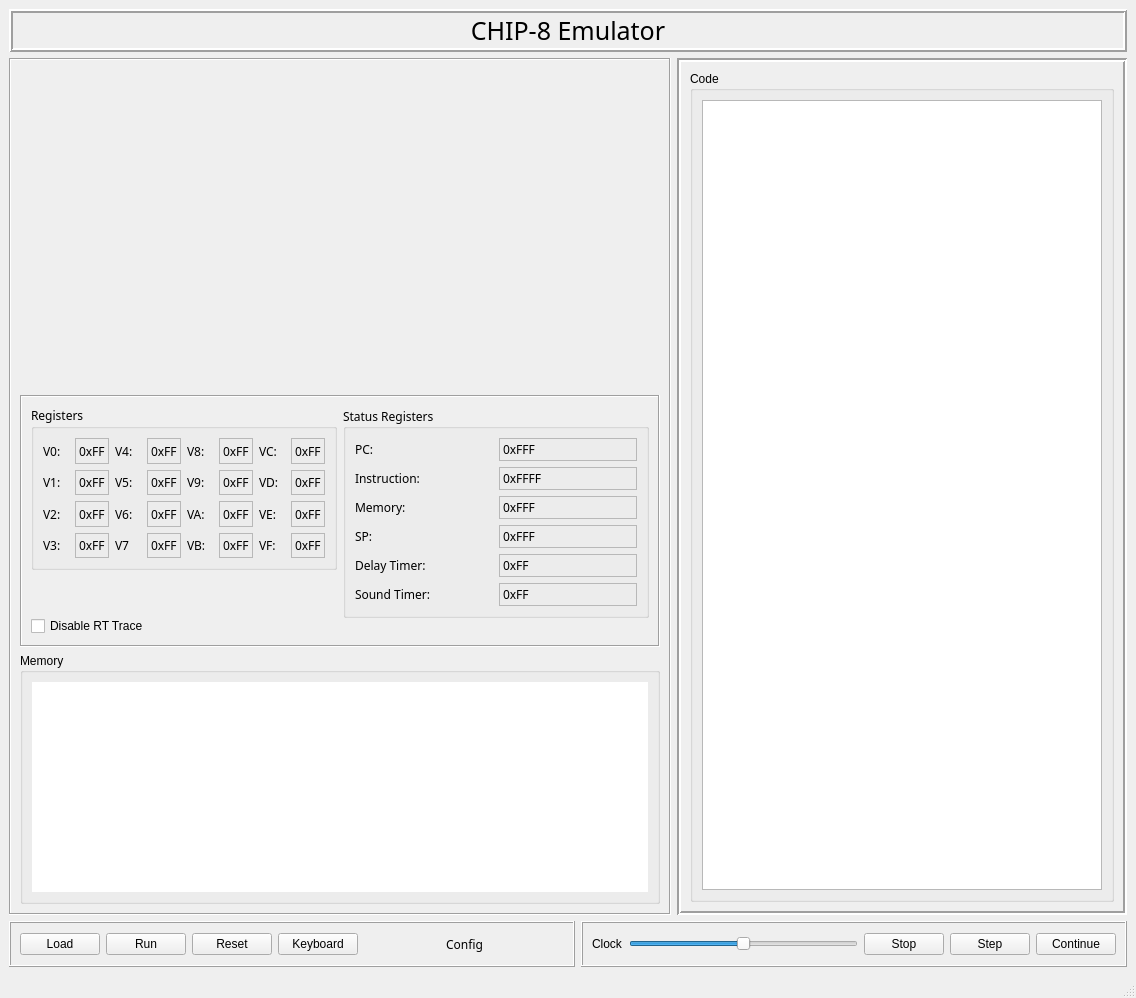
42wonko/chip8, file src/gui/ui/mainwindow.ui: the form before one commit.
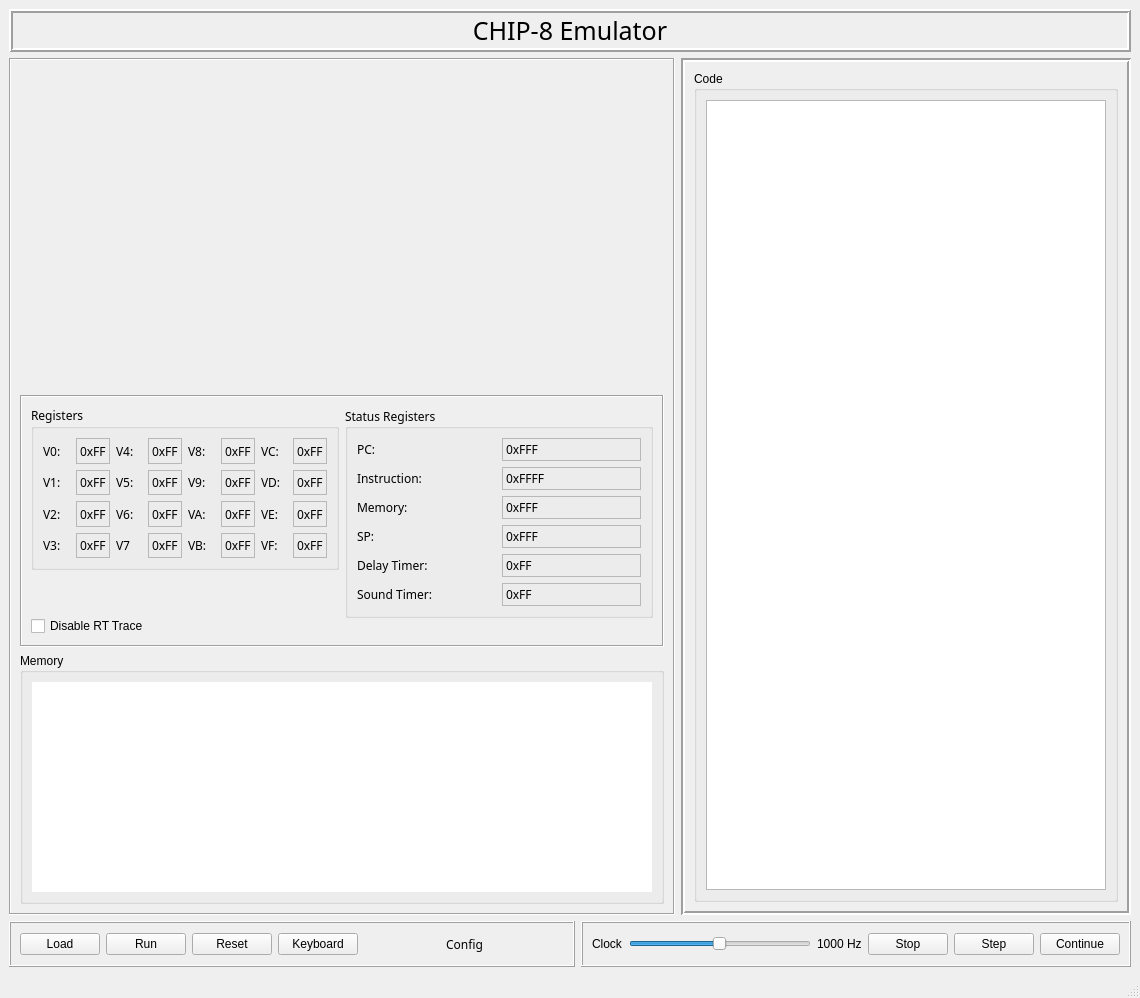
The form after the commit. Custom widgets are drawn as their Qt base class.

Commit message: added slider to set emulatore clock frequency

```diff
--- a/src/gui/ui/mainwindow.ui
+++ b/src/gui/ui/mainwindow.ui
@@ -6,7 +6,7 @@
    <rect>
     <x>0</x>
     <y>0</y>
-    <width>1026</width>
+    <width>1140</width>
     <height>998</height>
    </rect>
   </property>
@@ -939,10 +939,10 @@
            <item>
             <widget class="QSlider" name="clockFreqSlider">
              <property name="minimum">
-              <number>0</number>
+              <number>1</number>
              </property>
              <property name="maximum">
-              <number>100</number>
+              <number>1000</number>
              </property>
              <property name="singleStep">
               <number>1</number>
@@ -951,10 +951,10 @@
               <number>100</number>
              </property>
              <property name="value">
-              <number>50</number>
+              <number>500</number>
              </property>
              <property name="sliderPosition">
-              <number>50</number>
+              <number>500</number>
              </property>
              <property name="orientation">
               <enum>Qt::Orientation::Horizontal</enum>
@@ -964,6 +964,13 @@
              </property>
             </widget>
            </item>
+           <item>
+            <widget class="QLabel" name="clockFreqLabel">
+             <property name="text">
+              <string>1000 Hz</string>
+             </property>
+            </widget>
+           </item>
           </layout>
          </item>
          <item>
```
Left out of the diff: 2 changed lines with no effect on the pictures. The commit also changes 3 other files.
